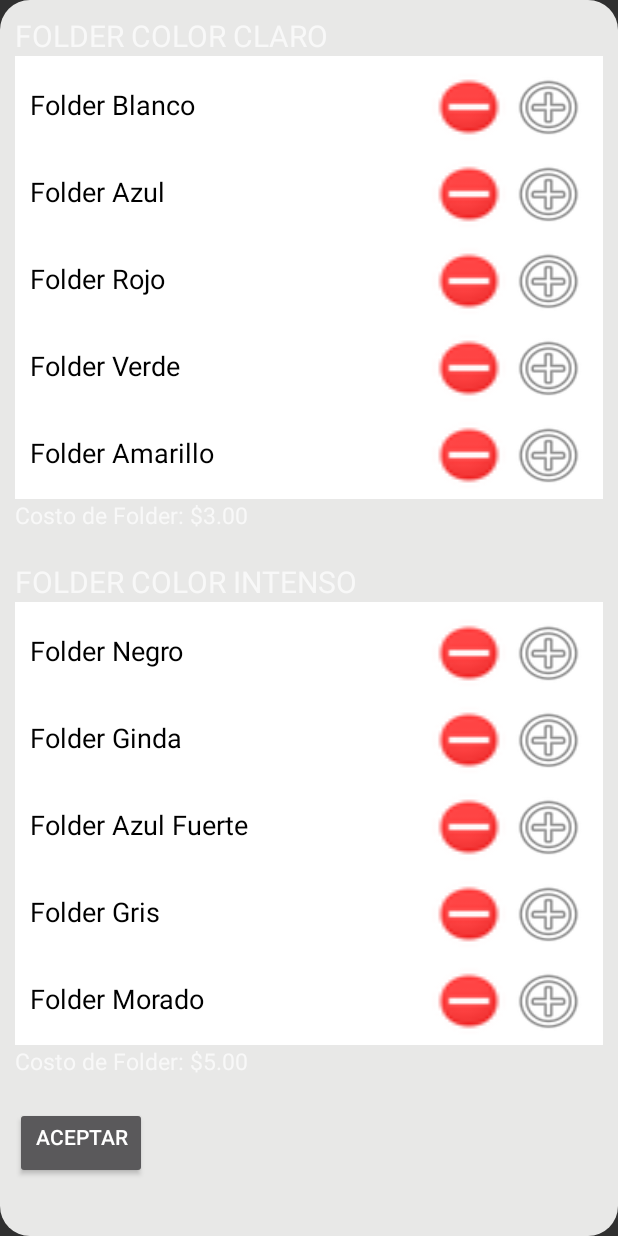
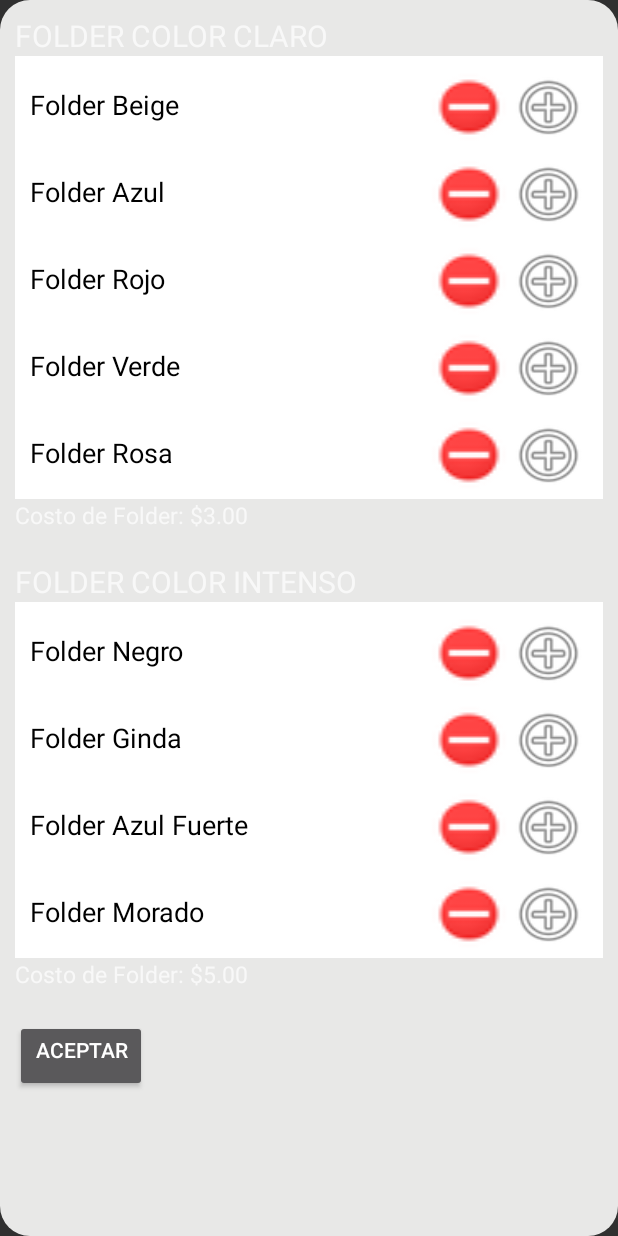
Before and after one commit to DevWorms/HurryApp, an Android app: the layout fragment_folder.xml on its own in the app's theme, with its tools: preview values and no code run, on a phone screen of 412 x 824 dp. Run offline under Robolectric (Android 15) with nearby library versions, the phone set to English and light mode, and no system bars.

Commit message:
Sección de compra completo
Se añade los candados correspondientes y se hace la versión de
engargolados y folder.

```diff
--- a/HurryApp-Andoid/app/src/main/res/layout/fragment_folder.xml
+++ b/HurryApp-Andoid/app/src/main/res/layout/fragment_folder.xml
@@ -66,7 +66,7 @@
                     <TextView
                         android:layout_width="match_parent"
                         android:layout_height="wrap_content"
-                        android:text="Folder Blanco"
+                        android:text="Folder Beige"
                         android:id="@+id/textView12"
                         android:textColor="#000000"
                         android:layout_weight="2"
@@ -234,7 +234,7 @@
                     <TextView
                         android:layout_width="match_parent"
                         android:layout_height="wrap_content"
-                        android:text="Folder Amarillo"
+                        android:text="Folder Rosa"
                         android:id="@+id/textView18"
                         android:textColor="#000000"
                         android:layout_weight="2"
@@ -244,7 +244,7 @@
                         android:layout_height="wrap_content"
                         android:textAppearance="?android:attr/textAppearanceSmall"
                         android:text="0"
-                        android:id="@+id/txtFolAma"
+                        android:id="@+id/txtFolRosa"
                         android:layout_weight="4"
                         android:textSize="25dp" />
 
@@ -252,14 +252,14 @@
                         style="?android:attr/buttonStyleSmall"
                         android:layout_width="match_parent"
                         android:layout_height="wrap_content"
-                        android:id="@+id/btnMenAma"
+                        android:id="@+id/btnMenRosa"
                         android:layout_weight="4"
                         android:background="@android:drawable/presence_busy" />
 
                     <Button
                         android:layout_width="match_parent"
                         android:layout_height="wrap_content"
-                        android:id="@+id/btnMasAma"
+                        android:id="@+id/btnMasRosa"
                         android:layout_weight="4"
                         android:singleLine="false"
                         android:background="@android:drawable/ic_menu_add"
@@ -429,48 +429,6 @@
                     <TextView
                         android:layout_width="match_parent"
                         android:layout_height="wrap_content"
-                        android:text="Folder Gris"
-                        android:id="@+id/textView13"
-                        android:textColor="#000000"
-                        android:layout_weight="2"
-                        android:textSize="18dp" />
-                    <TextView
-                        android:layout_width="match_parent"
-                        android:layout_height="wrap_content"
-                        android:textAppearance="?android:attr/textAppearanceSmall"
-                        android:text="0"
-                        android:id="@+id/txtFolGri"
-                        android:layout_weight="4"
-                        android:textSize="25dp" />
-
-                    <Button
-                        style="?android:attr/buttonStyleSmall"
-                        android:layout_width="match_parent"
-                        android:layout_height="wrap_content"
-                        android:id="@+id/btnMenGri"
-                        android:layout_weight="4"
-                        android:background="@android:drawable/presence_busy" />
-
-                    <Button
-                        android:layout_width="match_parent"
-                        android:layout_height="wrap_content"
-                        android:id="@+id/btnMasGri"
-                        android:layout_weight="4"
-                        android:singleLine="false"
-                        android:background="@android:drawable/ic_menu_add"
-                        style="@style/MessengerButton.Blue" />
-
-                </LinearLayout>
-
-                <LinearLayout
-                    android:orientation="horizontal"
-                    android:layout_width="match_parent"
-                    android:layout_height="wrap_content"
-                    android:layout_marginTop="10dp">
-
-                    <TextView
-                        android:layout_width="match_parent"
-                        android:layout_height="wrap_content"
                         android:text="Folder Morado"
                         android:id="@+id/textView14"
                         android:textColor="#000000"
```
Also changed, not shown: HurryApp-Andoid/app/src/main/java/com/salvador/devworms/hurryapp/Application.java (+75 -0 lines), HurryApp-Andoid/app/src/main/java/com/salvador/devworms/hurryapp/Compra.java (+82 -124 lines), HurryApp-Andoid/app/src/main/java/com/salvador/devworms/hurryapp/Engargolados.java (+41 -2 lines), HurryApp-Andoid/app/src/main/java/com/salvador/devworms/hurryapp/Exp.java (+4 -5 lines), HurryApp-Andoid/app/src/main/java/com/salvador/devworms/hurryapp/Folder.java (+23 -27 lines), 1 other file.
